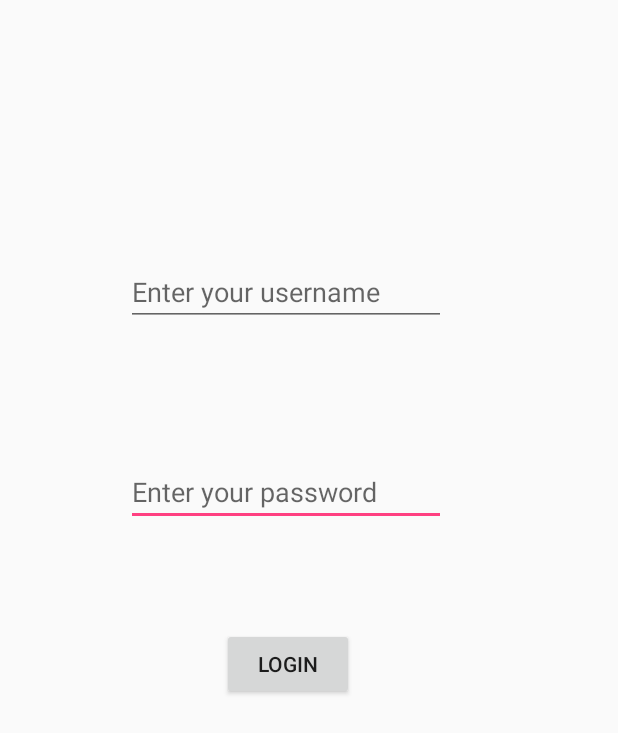
After one commit to CSE-Hack-18/ER-To-Go, an Android app: the DocLoginActivity screen opened directly, with no data from a screen before it, on a phone screen of 412 x 824 dp. The commit adds this screen. Shown: the top 733 px of the screen. Run offline under Robolectric (Android 15) with nearby library versions, the phone set to English and light mode, and no system bars.

Commit message:
Doc login

```diff
--- a/ERToGo/app/build.gradle
+++ b/ERToGo/app/build.gradle
@@ -22,6 +22,7 @@ dependencies {
     implementation fileTree(dir: 'libs', include: ['*.jar'])
     implementation 'com.android.support:appcompat-v7:27.1.1'
     implementation 'com.android.support.constraint:constraint-layout:1.1.0'
+    implementation 'com.android.support:design:27.1.1'
     testImplementation 'junit:junit:4.12'
     androidTestImplementation 'com.android.support.test:runner:1.0.2'
     androidTestImplementation 'com.android.support.test.espresso:espresso-core:3.0.2'
--- /dev/null
+++ b/ERToGo/app/src/main/java/com/er_to_go/DocLoginActivity.java
@@ -0,0 +1,44 @@
+package com.er_to_go;
+
+import android.content.Intent;
+import android.support.v7.app.AppCompatActivity;
+import android.os.Bundle;
+import android.view.View;
+import android.widget.Button;
+import android.widget.EditText;
+import android.widget.Toast;
+
+public class DocLoginActivity extends AppCompatActivity {
+    private Button button3;
+    private EditText Name;
+    private EditText Password;
+    @Override
+    protected void onCreate(Bundle savedInstanceState) {
+        super.onCreate(savedInstanceState);
+        setContentView(R.layout.activity_doc_login);
+        button3 = (Button) findViewById(R.id.button3);
+         Name = (EditText)findViewById(R.id.editText);
+        Password = (EditText)findViewById(R.id.editText2);
+        button3.setOnClickListener(new View.OnClickListener() {
+            @Override
+            public void onClick(View v) {
+                validate(Name.getText().toString(), Password.getText().toString());
+            }
+        });
+    }
+
+    private void validate(String userName, String userPassword){
+        if((userName.equals("Doc1")) && (userPassword.equals("123"))
+                ||(userName.equals("Doc2")) && (userPassword.equals("1234"))
+                ||(userName.equals("Doc3")) && (userPassword.equals("12345"))
+                ||(userName.equals("Doc4")) && (userPassword.equals("123456"))
+                ||(userName.equals("Doc5")) && (userPassword.equals("1234678"))){
+            Toast.makeText(this, "Successfully logged in :)", Toast.LENGTH_LONG).show();
+            Intent intent = new Intent(this, RoomsAndPatientsQueue.class);
+            startActivity(intent);
+        }else{
+            Toast.makeText(this, "Username or password are incorrect, Try again!", Toast.LENGTH_LONG).show();
+        }
+    }
+
+}
--- /dev/null
+++ b/ERToGo/app/src/main/res/layout/activity_doc_login.xml
@@ -0,0 +1,42 @@
+<?xml version="1.0" encoding="utf-8"?>
+<android.support.constraint.ConstraintLayout xmlns:android="http://schemas.android.com/apk/res/android"
+    xmlns:app="http://schemas.android.com/apk/res-auto"
+    xmlns:tools="http://schemas.android.com/tools"
+    android:layout_width="match_parent"
+    android:layout_height="match_parent"
+    tools:context=".DocLoginActivity">
+
+    <EditText
+        android:id="@+id/editText2"
+        android:layout_width="wrap_content"
+        android:layout_height="wrap_content"
+        android:layout_marginStart="84dp"
+        android:layout_marginTop="88dp"
+        android:ems="10"
+        android:hint="Enter your password"
+        android:inputType="textPassword"
+        app:layout_constraintStart_toStartOf="parent"
+        app:layout_constraintTop_toBottomOf="@+id/editText" />
+
+    <Button
+        android:id="@+id/button3"
+        android:layout_width="wrap_content"
+        android:layout_height="wrap_content"
+        android:layout_marginStart="148dp"
+        android:layout_marginTop="68dp"
+        android:text="Login"
+        app:layout_constraintStart_toStartOf="parent"
+        app:layout_constraintTop_toBottomOf="@+id/editText2" />
+
+    <EditText
+        android:id="@+id/editText"
+        android:layout_width="wrap_content"
+        android:layout_height="wrap_content"
+        android:layout_marginStart="84dp"
+        android:layout_marginTop="172dp"
+        android:ems="10"
+        android:hint="Enter your username"
+        android:inputType="textPersonName"
+        app:layout_constraintStart_toStartOf="parent"
+        app:layout_constraintTop_toTopOf="parent" />
+</android.support.constraint.ConstraintLayout>
--- a/ERToGo/app/src/main/res/values/colors.xml
+++ b/ERToGo/app/src/main/res/values/colors.xml
@@ -3,4 +3,6 @@
     <color name="colorPrimary">#3F51B5</color>
     <color name="colorPrimaryDark">#303F9F</color>
     <color name="colorAccent">#FF4081</color>
+    <color name="red">#ff0000</color>
+
 </resources>
--- /dev/null
+++ b/ERToGo/app/src/main/res/values/dimens.xml
@@ -0,0 +1,5 @@
+<resources>
+    <!-- Default screen margins, per the Android Design guidelines. -->
+    <dimen name="activity_horizontal_margin">16dp</dimen>
+    <dimen name="activity_vertical_margin">16dp</dimen>
+</resources>
--- a/ERToGo/app/src/main/res/values/styles.xml
+++ b/ERToGo/app/src/main/res/values/styles.xml
@@ -1,7 +1,7 @@
 <resources>
 
     <!-- Base application theme. -->
-    <style name="AppTheme" parent="Theme.AppCompat.Light.DarkActionBar">
+    <style name="AppTheme" parent="Theme.AppCompat.Light.NoActionBar">
         <!-- Customize your theme here. -->
         <item name="colorPrimary">@color/colorPrimary</item>
         <item name="colorPrimaryDark">@color/colorPrimaryDark</item>
```
Also changed, not shown: ERToGo/app/src/main/AndroidManifest.xml (+10 -3 lines), ERToGo/app/src/main/java/com/er_to_go/MainActivity.java (+13 -0 lines), ERToGo/app/src/main/java/com/er_to_go/RoomsAndPatientsQueue.java (added, +56 -0 lines), ERToGo/app/src/main/java/com/er_to_go/SplashScreenActivity.java (added, +13 -0 lines), ERToGo/app/src/main/res/layout/activity_2.xml (deleted, +0 -9 lines), ERToGo/app/src/main/res/layout/activity_main.xml (+9 -0 lines), ERToGo/app/src/main/res/layout/activity_rooms_and_patients_queue.xml (added, +109 -0 lines), ERToGo/app/src/main/res/layout/activity_splash_screen.xml (added, +25 -0 lines), ERToGo/app/src/main/res/values/strings.xml (+15 -0 lines), ERToGo/app/src/main/res/drawable/MainScreen.jpg (added).
